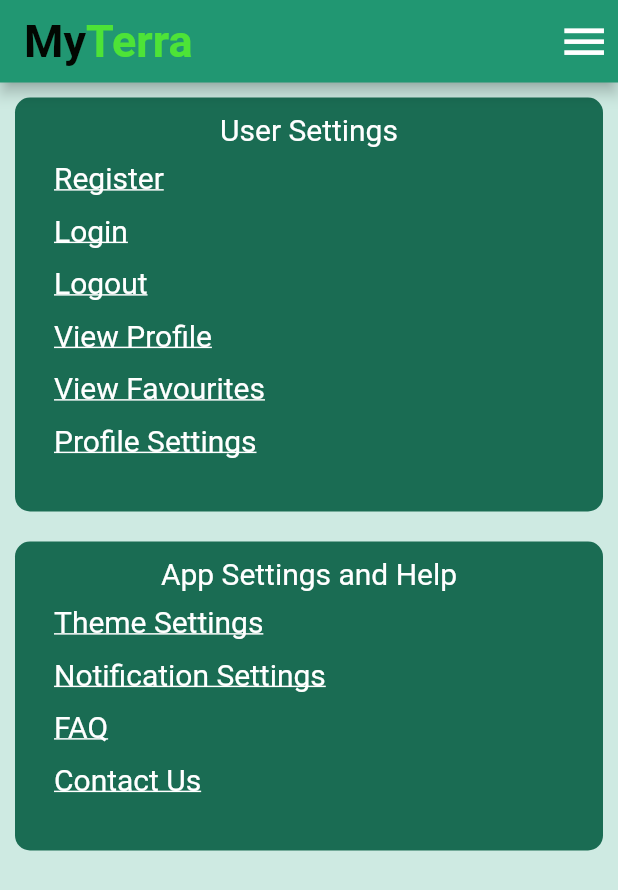
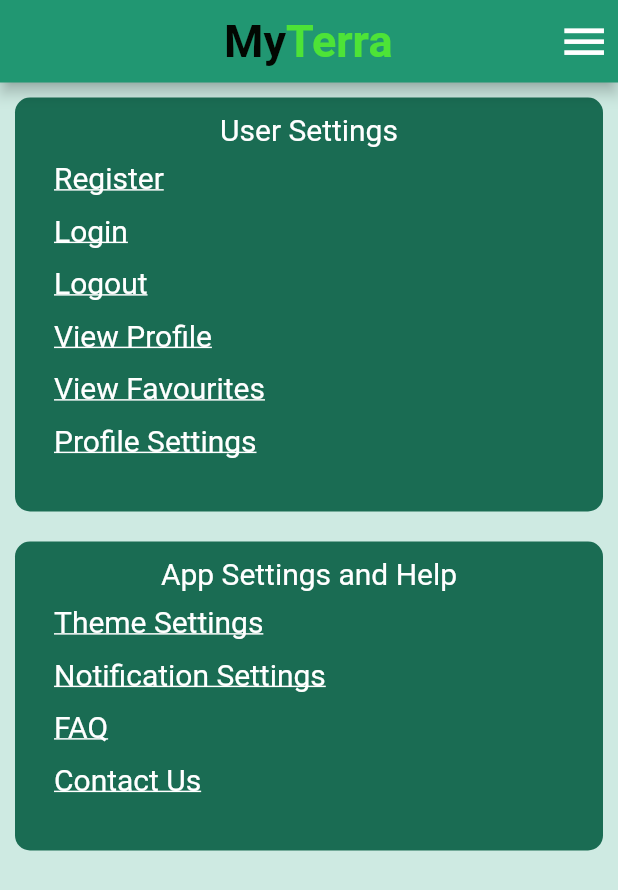
Before and after one commit to AlexDuthie/myterra-demo, a Flutter app: the MainSideBar screen opened directly, on a phone screen of 412 x 824 dp. Shown: the top 890 px of the screen. Run offline on Flutter 3.47's test engine with Material 2 defaults, Android fonts, the light colour scheme and no system bars; network calls fail.

Commit message:
Auto stash before checking out "HEAD"

```diff
--- a/lib/components/sidebar/sidebar_appbar.dart
+++ b/lib/components/sidebar/sidebar_appbar.dart
@@ -8,7 +8,16 @@ class SideAppBar extends StatelessWidget implements PreferredSizeWidget {
   @override
   Widget build(BuildContext context) {
     return AppBar(
-      title: RichText(
+      title: Center(
+        child: Stack(
+          children: <Widget>[
+            Padding(
+              padding: const EdgeInsets.only(left: 47),
+              child: GestureDetector(
+                onTap: () {
+                  Navigator.pushNamed(context, '/Home');
+                },
+                  child: RichText(
                     text: TextSpan(
                       children: <TextSpan>[
                         TextSpan(
@@ -30,6 +39,11 @@ class SideAppBar extends StatelessWidget implements PreferredSizeWidget {
                       ],
                     ),
                   ),
+                ),
+              ),
+          ],
+        ),
+      ),
       automaticallyImplyLeading: false,
       backgroundColor: sideAppBarColor,
       actions: [
```
Lines whose indentation alone changed are shown as unchanged.
